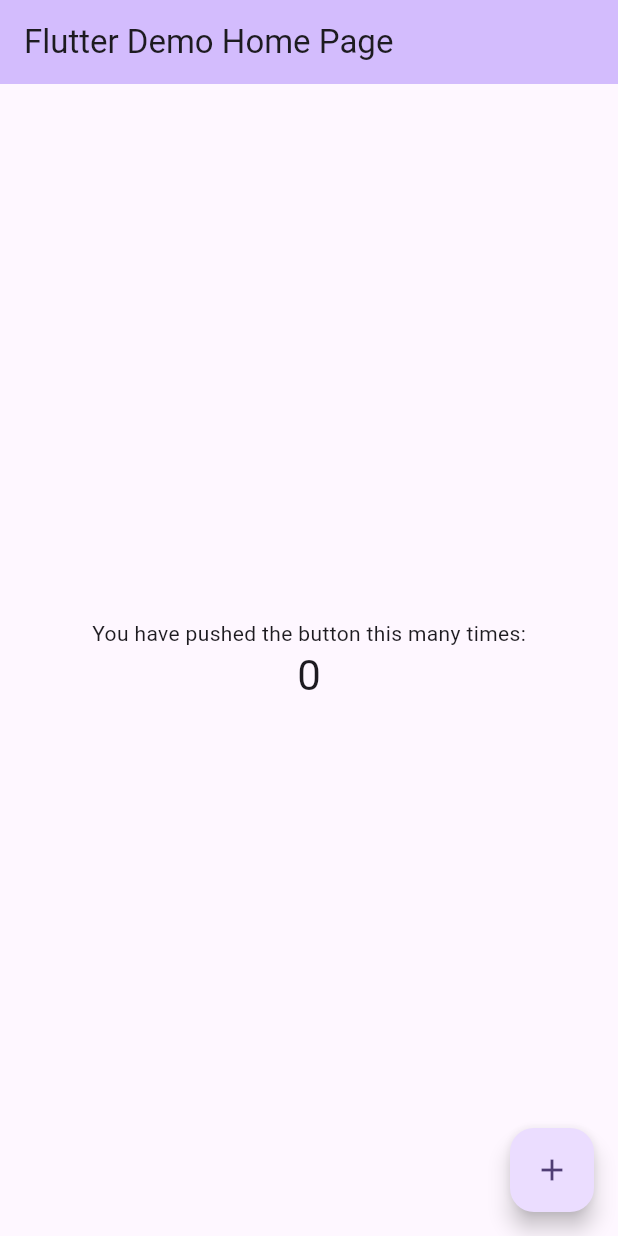
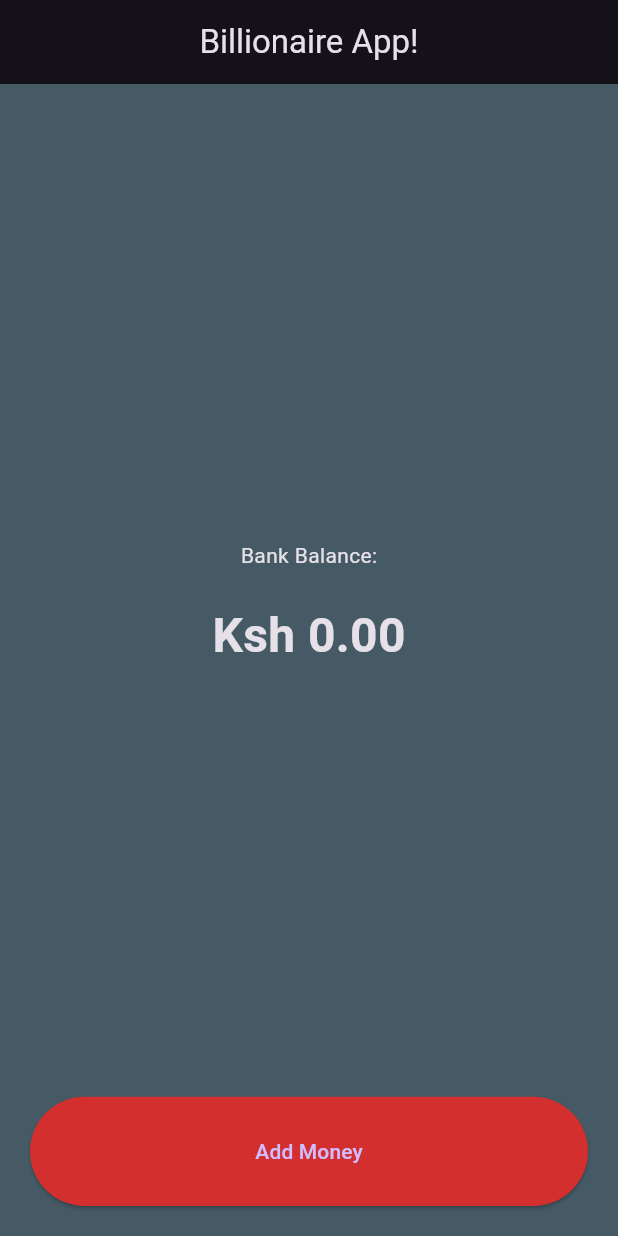
Before and after one commit to AndyBett/billionaire-app, a Flutter app: the screen it shows after launch, on a phone screen of 412 x 824 dp. Run offline on Flutter 3.47's test engine with Material 3 defaults, Android fonts, the phone set to English and light mode, and no system bars; our stand-ins replace shared_preferences.

Commit message:
Added the balance_view, and add_money_ buttton pages

```diff
--- /dev/null
+++ b/lib/add_money_button.dart
@@ -0,0 +1,20 @@
+import 'package:flutter/material.dart';
+
+class AddMoneyButton extends StatelessWidget {
+  void Function() addMoneyFunction;
+
+  AddMoneyButton({super.key, required this.addMoneyFunction});
+
+  @override
+  Widget build(BuildContext context) {
+    return Expanded(
+        flex: 1,
+        child: ElevatedButton(
+            style: ElevatedButton.styleFrom(
+              backgroundColor: Colors.red[700],
+              minimumSize: Size(double.infinity, 0),
+            ),
+            onPressed: addMoneyFunction,
+            child: const Text("Add Money")));
+  }
+}
--- /dev/null
+++ b/lib/balance_view.dart
@@ -0,0 +1,27 @@
+import 'package:flutter/material.dart';
+import 'package:intl/intl.dart';
+
+class BalanceView extends StatelessWidget {
+  double balance;
+  BalanceView({super.key, required this.balance});
+
+  @override
+  Widget build(BuildContext context) {
+    return Expanded(
+      flex: 9,
+      child: Column(
+        mainAxisAlignment: MainAxisAlignment.center,
+        children: [
+          Text("Bank Balance:"),
+          SizedBox(
+            height: 20,
+          ),
+          Text(
+            'Ksh ${NumberFormat.simpleCurrency(name: '').format(balance)}',
+            style: TextStyle(fontWeight: FontWeight.bold, fontSize: 32),
+          ),
+        ],
+      ),
+    );
+  }
+}
--- a/lib/main.dart
+++ b/lib/main.dart
@@ -1,125 +1,74 @@
+import 'package:billionaireapp/add_money_button.dart';
+import 'package:billionaireapp/balance_view.dart';
 import 'package:flutter/material.dart';
+import 'package:shared_preferences/shared_preferences.dart';
 
 void main() {
-  runApp(const MyApp());
+  runApp(const myApp());
 }
 
-class MyApp extends StatelessWidget {
-  const MyApp({super.key});
+class myApp extends StatefulWidget {
+  const myApp({super.key});
 
-  // This widget is the root of your application.
   @override
-  Widget build(BuildContext context) {
-    return MaterialApp(
-      title: 'Flutter Demo',
-      theme: ThemeData(
-        // This is the theme of your application.
-        //
-        // TRY THIS: Try running your application with "flutter run". You'll see
-        // the application has a purple toolbar. Then, without quitting the app,
-        // try changing the seedColor in the colorScheme below to Colors.green
-        // and then invoke "hot reload" (save your changes or press the "hot
-        // reload" button in a Flutter-supported IDE, or press "r" if you used
-        // the command line to start the app).
-        //
-        // Notice that the counter didn't reset back to zero; the application
-        // state is not lost during the reload. To reset the state, use hot
-        // restart instead.
-        //
-        // This works for code too, not just values: Most code changes can be
-        // tested with just a hot reload.
-        colorScheme: ColorScheme.fromSeed(seedColor: Colors.deepPurple),
-        useMaterial3: true,
-      ),
-      home: const MyHomePage(title: 'Flutter Demo Home Page'),
-    );
-  }
+  State<myApp> createState() => _myAppState();
 }
 
-class MyHomePage extends StatefulWidget {
-  const MyHomePage({super.key, required this.title});
+class _myAppState extends State<myApp> {
+  double balance = 0;
 
-  // This widget is the home page of your application. It is stateful, meaning
-  // that it has a State object (defined below) that contains fields that affect
-  // how it looks.
+  void addMoney() async {
+    setState(() {
+      balance = balance + 500;
+    });
 
-  // This class is the configuration for the state. It holds the values (in this
-  // case the title) provided by the parent (in this case the App widget) and
-  // used by the build method of the State. Fields in a Widget subclass are
-  // always marked "final".
+    // Obtain shared preferences.
+    final SharedPreferences prefs = await SharedPreferences.getInstance();
 
-  final String title;
+    await prefs.setDouble('balance', balance);
+  }
 
   @override
-  State<MyHomePage> createState() => _MyHomePageState();
+  void initState() {
+    loadBalance();
+    super.initState();
   }
 
-class _MyHomePageState extends State<MyHomePage> {
-  int _counter = 0;
+  void loadBalance() async {
+    final SharedPreferences prefs = await SharedPreferences.getInstance();
 
-  void _incrementCounter() {
     setState(() {
-      // This call to setState tells the Flutter framework that something has
-      // changed in this State, which causes it to rerun the build method below
-      // so that the display can reflect the updated values. If we changed
-      // _counter without calling setState(), then the build method would not be
-      // called again, and so nothing would appear to happen.
-      _counter++;
+      balance = prefs.getDouble('balance') ?? 0;
     });
   }
 
   @override
   Widget build(BuildContext context) {
-    // This method is rerun every time setState is called, for instance as done
-    // by the _incrementCounter method above.
-    //
-    // The Flutter framework has been optimized to make rerunning build methods
-    // fast, so that you can just rebuild anything that needs updating rather
-    // than having to individually change instances of widgets.
-    return Scaffold(
+    return MaterialApp(
+      theme: ThemeData.dark(useMaterial3: true),
+      home: Scaffold(
         appBar: AppBar(
-        // TRY THIS: Try changing the color here to a specific color (to
-        // Colors.amber, perhaps?) and trigger a hot reload to see the AppBar
-        // change color while the other colors stay the same.
-        backgroundColor: Theme.of(context).colorScheme.inversePrimary,
-        // Here we take the value from the MyHomePage object that was created by
-        // the App.build method, and use it to set our appbar title.
-        title: Text(widget.title),
+          centerTitle: true,
+          title: const Text('Billionaire App!'),
         ),
-      body: Center(
-        // Center is a layout widget. It takes a single child and positions it
-        // in the middle of the parent.
+        body: Container(
+          padding: const EdgeInsets.all(20),
+          color: Colors.blueGrey[700],
+          height: double.infinity,
+          width: double.infinity,
           child: Column(
-          // Column is also a layout widget. It takes a list of children and
-          // arranges them vertically. By default, it sizes itself to fit its
-          // children horizontally, and tries to be as tall as its parent.
-          //
-          // Column has various properties to control how it sizes itself and
-          // how it positions its children. Here we use mainAxisAlignment to
-          // center the children vertically; the main axis here is the vertical
-          // axis because Columns are vertical (the cross axis would be
-          // horizontal).
-          //
-          // TRY THIS: Invoke "debug painting" (choose the "Toggle Debug Paint"
-          // action in the IDE, or press "p" in the console), to see the
-          // wireframe for each widget.
-          mainAxisAlignment: MainAxisAlignment.center,
-          children: <Widget>[
-            const Text(
-              'You have pushed the button this many times:',
+            mainAxisAlignment: MainAxisAlignment.spaceBetween,
+            children: [
+              BalanceView(
+                balance: balance,
               ),
-            Text(
-              '$_counter',
-              style: Theme.of(context).textTheme.headlineMedium,
-            ),
+              AddMoneyButton(
+                addMoneyFunction: addMoney,
+              )
             ],
           ),
         ),
-      floatingActionButton: FloatingActionButton(
-        onPressed: _incrementCounter,
-        tooltip: 'Increment',
-        child: const Icon(Icons.add),
-      ), // This trailing comma makes auto-formatting nicer for build methods.
+      ),
     );
   }
 }
--- a/pubspec.yaml
+++ b/pubspec.yaml
@@ -35,6 +35,8 @@ dependencies:
   # The following adds the Cupertino Icons font to your application.
   # Use with the CupertinoIcons class for iOS style icons.
   cupertino_icons: ^1.0.8
+  shared_preferences: ^2.3.2
+  intl: ^0.19.0
 
 dev_dependencies:
   flutter_test:
```
Also changed, not shown: pubspec.lock, 8 other files. Lines whose indentation alone changed are shown as unchanged.
